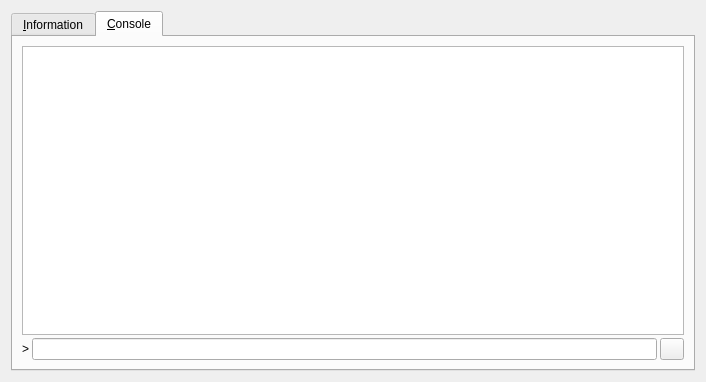
First picture: the form in src/qt/forms/rpcconsole.ui, repository raffermeko/bitcoin, before the edit.
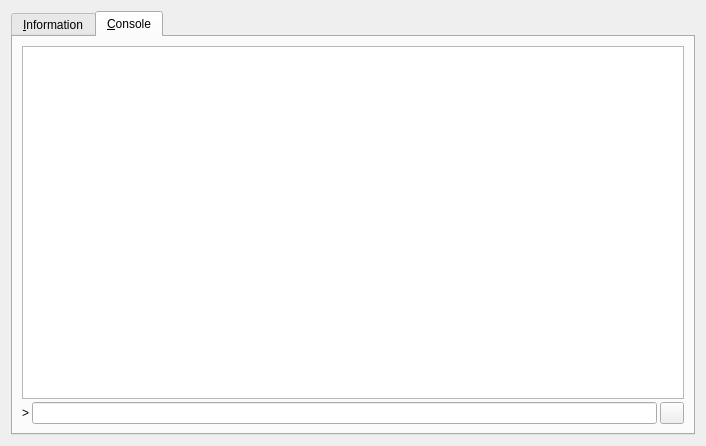
Second picture: the form after the edit. The open tabs and pages were chosen to show the change. Icons and pictures are not drawn.

Commit message:
Convert RPC console to QTextEdit instead of QTableView
* This allows copy/pasting whole or partial messages
* Handle output more consistently in console
    * No more scrollbars-in-scrollbars: by setting per-pixel scrolling on the table, cells can have any height
* Decorations for "request" and "reply" are changed to the txin and txout icons instead of colored squares

The edit to the form file:
```diff
--- a/src/qt/forms/rpcconsole.ui
+++ b/src/qt/forms/rpcconsole.ui
@@ -7,7 +7,7 @@
     <x>0</x>
     <y>0</y>
     <width>706</width>
-    <height>382</height>
+    <height>446</height>
    </rect>
   </property>
   <property name="windowTitle">
@@ -327,30 +327,22 @@
         <number>3</number>
        </property>
        <item>
-        <widget class="QTableWidget" name="messagesWidget">
+        <widget class="QTextEdit" name="messagesWidget">
          <property name="minimumSize">
           <size>
            <width>0</width>
            <height>100</height>
           </size>
          </property>
-         <property name="tabKeyNavigation">
+         <property name="readOnly">
+          <bool>true</bool>
+         </property>
+         <property name="tabKeyNavigation" stdset="0">
           <bool>false</bool>
          </property>
-         <property name="selectionBehavior">
-          <enum>QAbstractItemView::SelectRows</enum>
-         </property>
-         <property name="columnCount">
+         <property name="columnCount" stdset="0">
           <number>2</number>
          </property>
-         <attribute name="horizontalHeaderVisible">
-          <bool>false</bool>
-         </attribute>
-         <attribute name="verticalHeaderVisible">
-          <bool>false</bool>
-         </attribute>
-         <column/>
-         <column/>
         </widget>
        </item>
        <item>
```
The commit also changes 2 other files.
